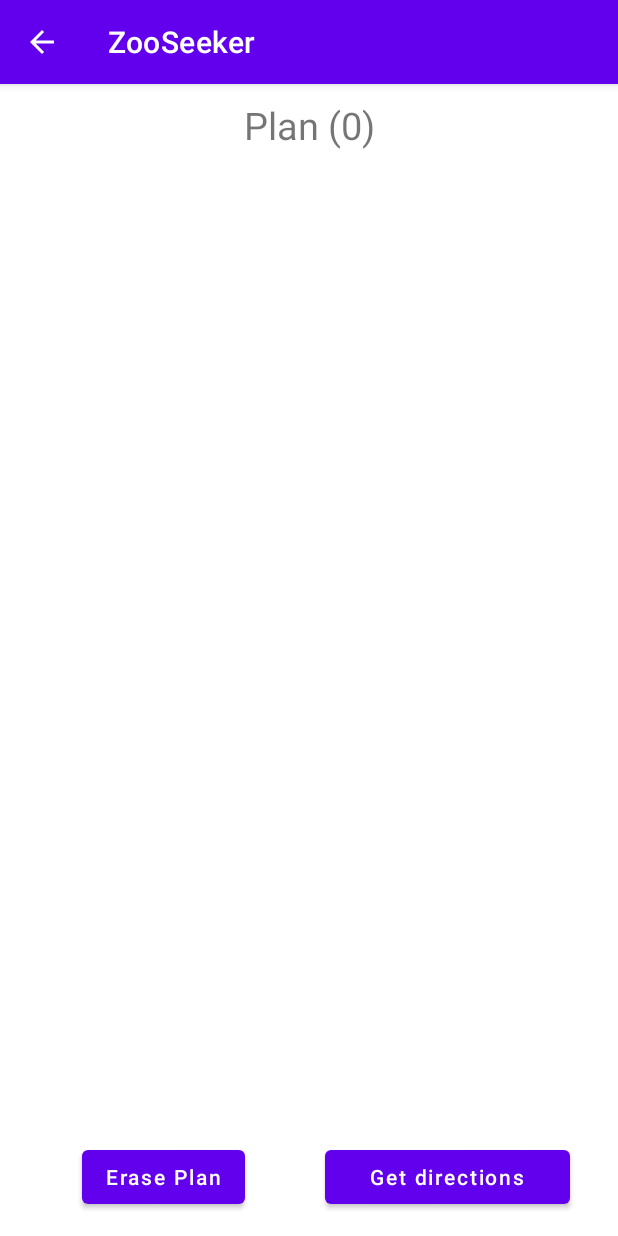
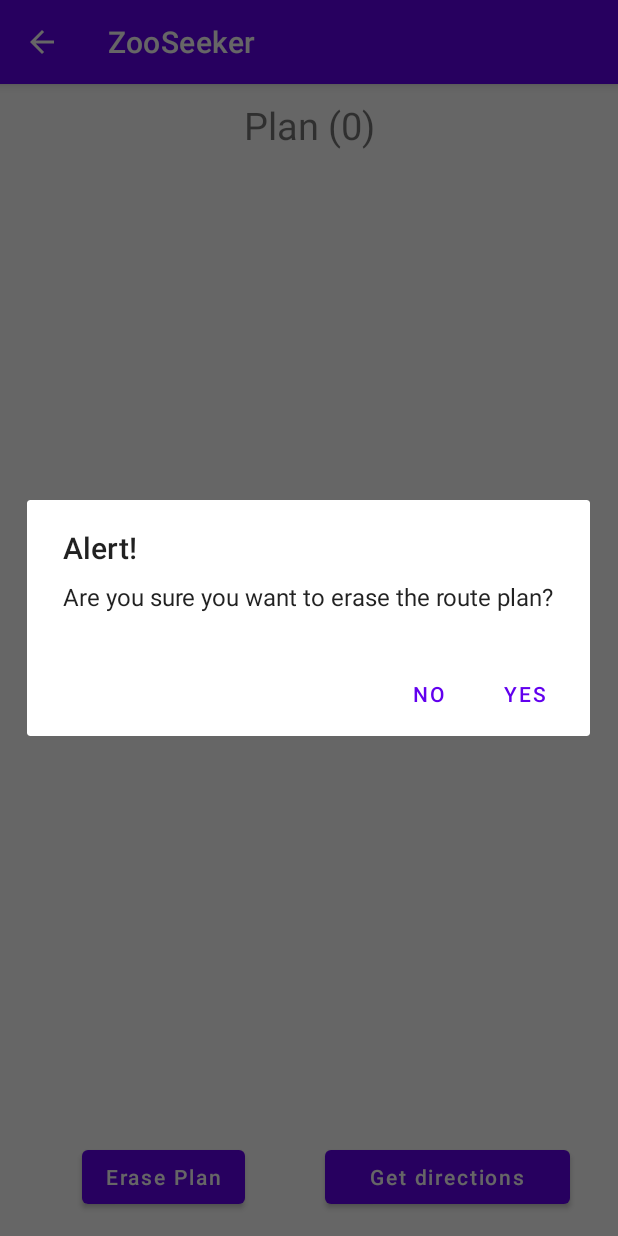
Before and after one commit to CSE-110-Spring-2022/zooseeker-cse-110-team-63, an Android app: the ViewPlanActivity screen opened directly, with no data from a screen before it, after a tap on "Erase Plan", on a phone screen of 412 x 824 dp. Run offline under Robolectric (Android 15) with nearby library versions, the phone set to English and light mode, and no system bars; our stand-ins replace Room's generated code; libraries missing offline, so code that uses them is left out: org.jgrapht, org.jgrapht.graph, org.jgrapht.nio; 2 statements that could not run were skipped.

Commit message:
Added dialog for confirming erase plan. Copied from skip route.

```diff
--- a/app/src/main/java/com/team63/zooseeker/ViewPlanActivity.java
+++ b/app/src/main/java/com/team63/zooseeker/ViewPlanActivity.java
@@ -7,6 +7,7 @@ import androidx.recyclerview.widget.DividerItemDecoration;
 import androidx.recyclerview.widget.LinearLayoutManager;
 import androidx.recyclerview.widget.RecyclerView;
 
+import android.app.AlertDialog;
 import android.content.Intent;
 import android.os.Bundle;
 import android.util.Log;
@@ -83,6 +84,20 @@ public class ViewPlanActivity extends AppCompatActivity {
     }
 
     public void onErasePlanClicked(View view) {
-        //Place holder for erase plan
+        AlertDialog.Builder alertBuilder = new AlertDialog.Builder(this);
+
+        alertBuilder
+                .setTitle("Alert!")
+                .setMessage("Are you sure you want to erase the route plan?")
+                .setPositiveButton("Yes", (dialog, id) -> {
+                    //place holder for real erase plan method;
+                })
+                .setNegativeButton("No", (dialog, id) -> {
+                    dialog.cancel();
+                })
+                .setCancelable(true);
+
+        AlertDialog alertDialog = alertBuilder.create();
+        alertDialog.show();
     }
 }
```
